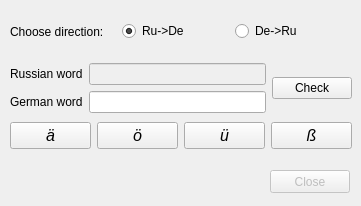
This is studywindow.ui in lelika1/disturber as Qt 5 draws it before an edit. The edited form follows.
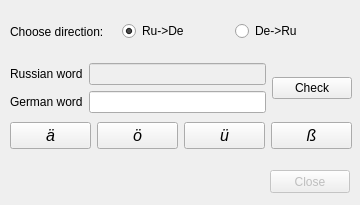
This is the edited form.

Commit message: Windows are modal and fixed size.

```diff
--- a/studywindow.ui
+++ b/studywindow.ui
@@ -6,10 +6,28 @@
    <rect>
     <x>0</x>
     <y>0</y>
-    <width>361</width>
-    <height>206</height>
+    <width>360</width>
+    <height>205</height>
    </rect>
   </property>
+  <property name="sizePolicy">
+   <sizepolicy hsizetype="Fixed" vsizetype="Fixed">
+    <horstretch>0</horstretch>
+    <verstretch>0</verstretch>
+   </sizepolicy>
+  </property>
+  <property name="minimumSize">
+   <size>
+    <width>360</width>
+    <height>205</height>
+   </size>
+  </property>
+  <property name="maximumSize">
+   <size>
+    <width>360</width>
+    <height>205</height>
+   </size>
+  </property>
   <property name="windowTitle">
    <string>Study window</string>
   </property>
```
Left out of the diff: 3 changed lines with no effect on the pictures. The commit also changes 5 other files.
